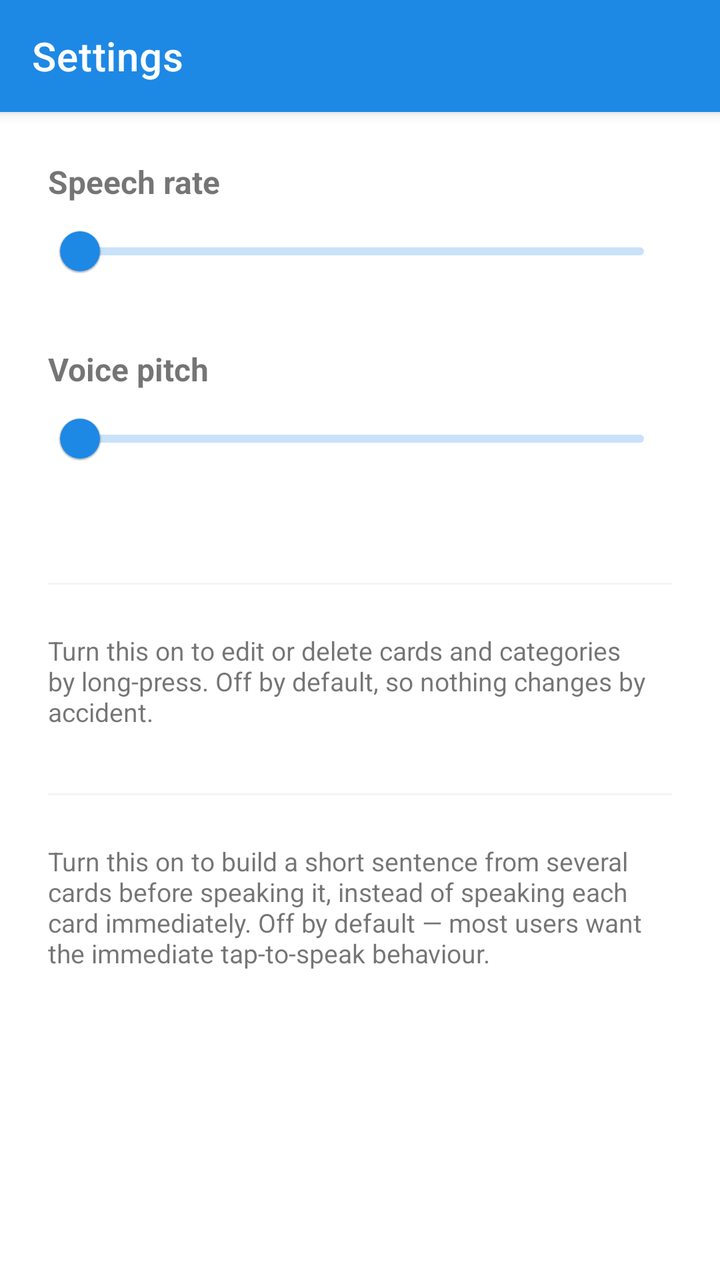
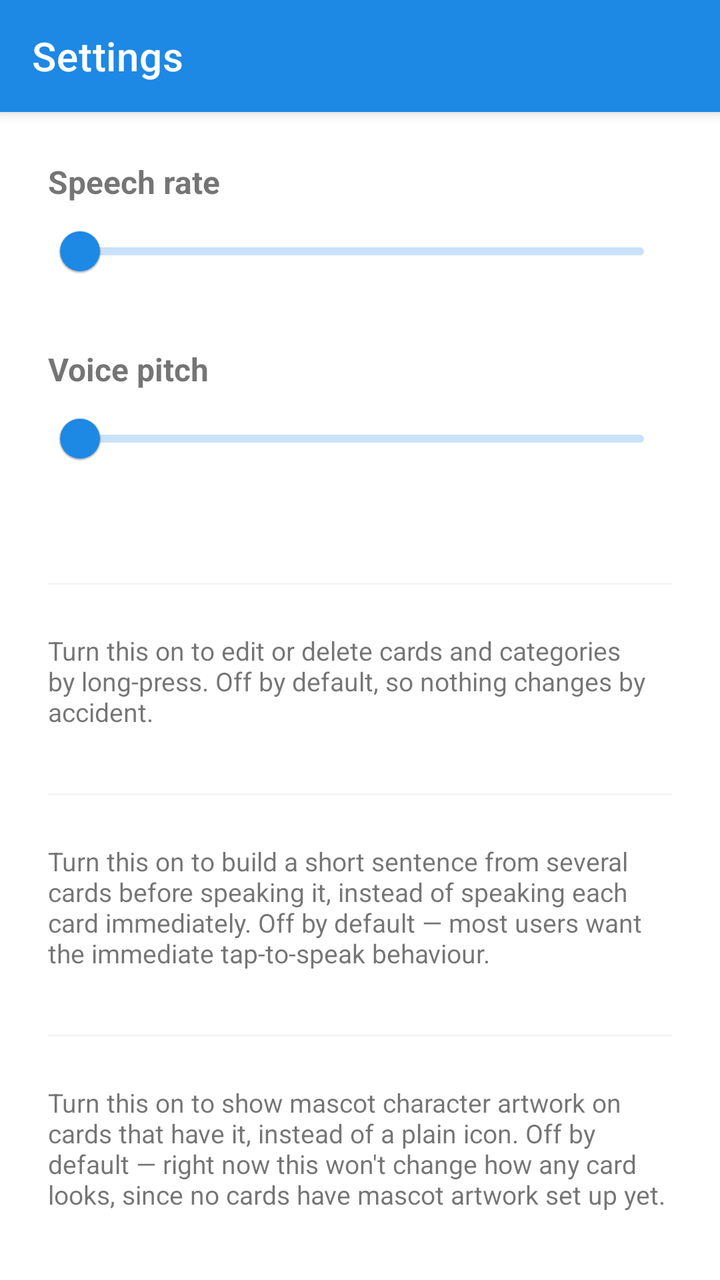

Two renders of the same Android screen: before a commit and after it. Below are the layout's source before the change and the commit's diff.
<!-- AndroidManifest.xml: application theme Theme.FlashTalkAAC -->
<!-- res/layout/activity_settings.xml -->
<?xml version="1.0" encoding="utf-8"?>
<androidx.coordinatorlayout.widget.CoordinatorLayout
    xmlns:android="http://schemas.android.com/apk/res/android"
    xmlns:app="http://schemas.android.com/apk/res-auto"
    android:layout_width="match_parent"
    android:layout_height="match_parent">

    <com.google.android.material.appbar.AppBarLayout
        android:layout_width="match_parent"
        android:layout_height="wrap_content">

        <androidx.appcompat.widget.Toolbar
            android:id="@+id/toolbar"
            android:layout_width="match_parent"
            android:layout_height="?attr/actionBarSize"
            android:background="?attr/colorPrimary"
            android:theme="@style/ThemeOverlay.AppCompat.Dark.ActionBar"
            app:title="@string/action_settings" />

    </com.google.android.material.appbar.AppBarLayout>

    <ScrollView
        android:layout_width="match_parent"
        android:layout_height="match_parent"
        app:layout_behavior="@string/appbar_scrolling_view_behavior">

        <LinearLayout
            android:layout_width="match_parent"
            android:layout_height="wrap_content"
            android:orientation="vertical"
            android:padding="24dp">

            <TextView
                android:layout_width="wrap_content"
                android:layout_height="wrap_content"
                android:text="@string/settings_speech_rate"
                android:textSize="16sp"
                android:textStyle="bold" />

            <com.google.android.material.slider.Slider
                android:id="@+id/sliderSpeechRate"
                android:layout_width="match_parent"
                android:layout_height="wrap_content" />

            <TextView
                android:layout_width="wrap_content"
                android:layout_height="wrap_content"
                android:layout_marginTop="24dp"
                android:text="@string/settings_pitch"
                android:textSize="16sp"
                android:textStyle="bold" />

            <com.google.android.material.slider.Slider
                android:id="@+id/sliderPitch"
                android:layout_width="match_parent"
                android:layout_height="wrap_content" />

            <com.google.android.material.materialswitch.MaterialSwitch
                android:id="@+id/switchDarkMode"
                android:layout_width="match_parent"
                android:layout_height="56dp"
                android:layout_marginTop="24dp"
                android:minHeight="48dp"
                android:text="@string/settings_dark_mode" />

            <com.google.android.material.materialswitch.MaterialSwitch
                android:id="@+id/switchLargeText"
                android:layout_width="match_parent"
                android:layout_height="56dp"
                android:minHeight="48dp"
                android:text="@string/settings_large_text" />

            <View
                android:layout_width="match_parent"
                android:layout_height="1dp"
                android:layout_marginVertical="24dp"
                android:background="@color/colorSurface" />

            <TextView
                android:layout_width="wrap_content"
                android:layout_height="wrap_content"
                android:text="@string/settings_edit_mode_explainer"
                android:textSize="13sp" />

            <com.google.android.material.materialswitch.MaterialSwitch
                android:id="@+id/switchEditMode"
                android:layout_width="match_parent"
                android:layout_height="56dp"
                android:layout_marginTop="8dp"
                android:minHeight="48dp"
                android:text="@string/settings_edit_mode" />

            <View
                android:layout_width="match_parent"
                android:layout_height="1dp"
                android:layout_marginVertical="24dp"
                android:background="@color/colorSurface" />

            <TextView
                android:layout_width="wrap_content"
                android:layout_height="wrap_content"
                android:text="@string/settings_sentence_strip_mode_explainer"
                android:textSize="13sp" />

            <com.google.android.material.materialswitch.MaterialSwitch
                android:id="@+id/switchSentenceStripMode"
                android:layout_width="match_parent"
                android:layout_height="56dp"
                android:layout_marginTop="8dp"
                android:minHeight="48dp"
                android:text="@string/settings_sentence_strip_mode" />

        </LinearLayout>
    </ScrollView>

</androidx.coordinatorlayout.widget.CoordinatorLayout>
<!-- resources referenced by this layout -->
<resources>
  <color name="colorSurface">#FFF5F5F5</color>
  <string name="action_settings">Settings</string>
  <string name="settings_dark_mode">Dark mode</string>
  <string name="settings_edit_mode">Edit mode</string>
  <string name="settings_edit_mode_explainer">Turn this on to edit or delete cards and categories by long-press. Off by default, so nothing changes by accident.</string>
  <string name="settings_large_text">Large text</string>
  <string name="settings_pitch">Voice pitch</string>
  <string name="settings_sentence_strip_mode">Sentence strip mode</string>
  <string name="settings_sentence_strip_mode_explainer">Turn this on to build a short sentence from several cards before speaking it, instead of speaking each card immediately. Off by default — most users want the immediate tap-to-speak behaviour.</string>
  <string name="settings_speech_rate">Speech rate</string>
  <style name="Theme.FlashTalkAAC" parent="Theme.MaterialComponents.DayNight.NoActionBar">
          <item name="colorPrimary">@color/colorPrimary</item>
          <item name="colorPrimaryDark">@color/colorPrimaryDark</item>
          <item name="colorAccent">@color/colorAccent</item>
          <item name="android:statusBarColor">@color/colorPrimaryDark</item>
      </style>
  <color name="colorPrimary">#1E88E5</color>
  <color name="colorPrimaryDark">#1565C0</color>
  <color name="colorAccent">#43A047</color>
</resources>

<!-- the commit's change to res/layout/activity_settings.xml (unified diff, before → after) -->
@@ -110,6 +110,26 @@
                 android:minHeight="48dp"
                 android:text="@string/settings_sentence_strip_mode" />
 
+            <View
+                android:layout_width="match_parent"
+                android:layout_height="1dp"
+                android:layout_marginVertical="24dp"
+                android:background="@color/colorSurface" />
+
+            <TextView
+                android:layout_width="wrap_content"
+                android:layout_height="wrap_content"
+                android:text="@string/settings_mascot_mode_explainer"
+                android:textSize="13sp" />
+
+            <com.google.android.material.materialswitch.MaterialSwitch
+                android:id="@+id/switchMascotMode"
+                android:layout_width="match_parent"
+                android:layout_height="56dp"
+                android:layout_marginTop="8dp"
+                android:minHeight="48dp"
+                android:text="@string/settings_mascot_mode" />
+
         </LinearLayout>
     </ScrollView>
 
<!-- resource entries referenced after the edit -->
@@ -6,6 +6,8 @@
   <string name="settings_edit_mode">Edit mode</string>
   <string name="settings_edit_mode_explainer">Turn this on to edit or delete cards and categories by long-press. Off by default, so nothing changes by accident.</string>
   <string name="settings_large_text">Large text</string>
+  <string name="settings_mascot_mode">Mascot mode</string>
+  <string name="settings_mascot_mode_explainer">Turn this on to show mascot character artwork on cards that have it, instead of a plain icon. Off by default — right now this won\'t change how any card looks, since no cards have mascot artwork set up yet.</string>
   <string name="settings_pitch">Voice pitch</string>
   <string name="settings_sentence_strip_mode">Sentence strip mode</string>
   <string name="settings_sentence_strip_mode_explainer">Turn this on to build a short sentence from several cards before speaking it, instead of speaking each card immediately. Off by default — most users want the immediate tap-to-speak behaviour.</string>
